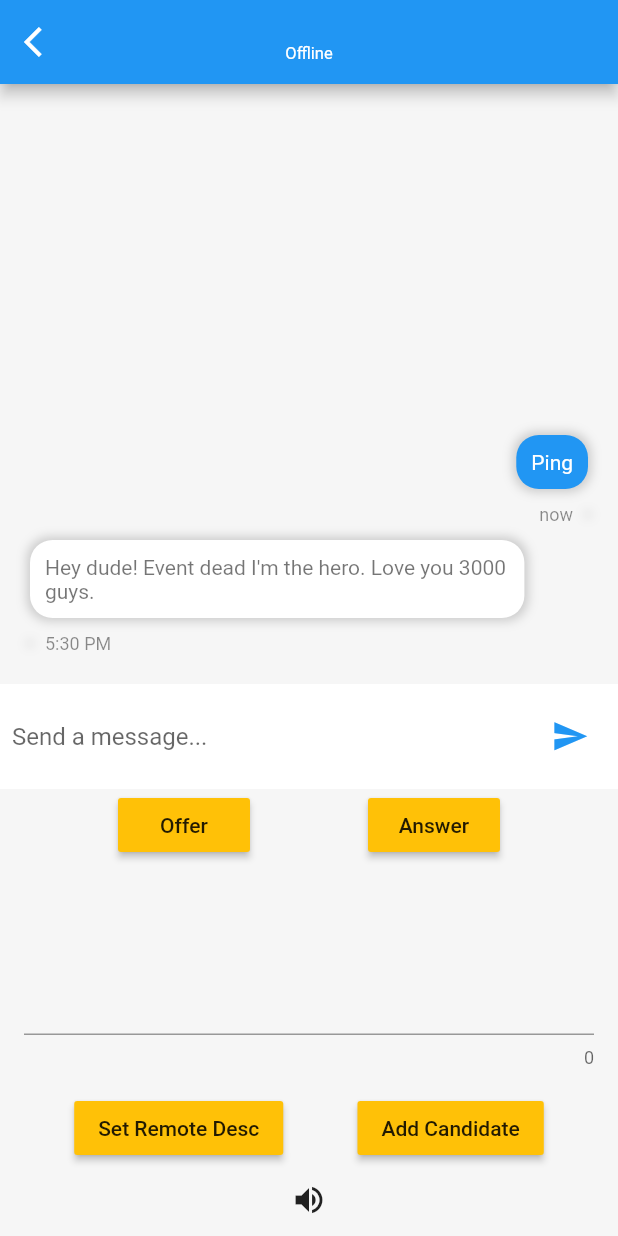
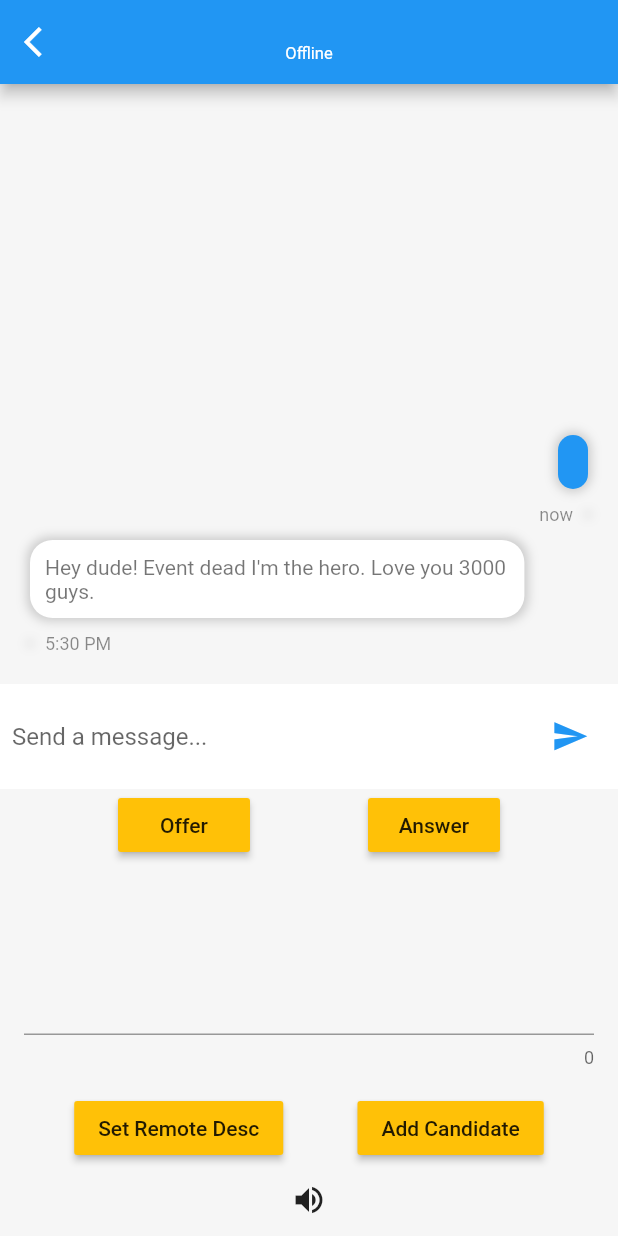
Before and after one commit to PoCInnovation/Peer2Gether, a Flutter app: the ChatScreen screen opened directly with empty values, after a tap on the "send" icon, on a phone screen of 412 x 824 dp. Run offline on Flutter 3.47's test engine with Material 2 defaults, Android fonts, the phone set to English and light mode, and no system bars; missing offline and left inert: flutter_webrtc, sdp_transform.

Commit message:
[ADD] textcontroller for send messages

```diff
--- a/chat_app_p2p/lib/chat_screen.dart
+++ b/chat_app_p2p/lib/chat_screen.dart
@@ -5,8 +5,6 @@ import 'package:sdp_transform/sdp_transform.dart';
 import 'dart:convert';
 import 'package:chat_app_p2p/message_model.dart';
 
-import 'message_model.dart';
-import 'message_model.dart';
 import 'message_model.dart';
 import 'user_model.dart';
 
@@ -343,6 +341,7 @@ class _ChatScreenState extends State<ChatScreen> {
   }
 
   _sendMessageArea() {
+    TextEditingController controller = new TextEditingController();
     return Container(
       padding: EdgeInsets.symmetric(horizontal: 8),
       height: 70,
@@ -351,6 +350,7 @@ class _ChatScreenState extends State<ChatScreen> {
         children: <Widget>[
           Expanded(
             child: TextField(
+              controller: controller,
               decoration: InputDecoration.collapsed(
                 hintText: 'Send a message...',
               ),
@@ -363,7 +363,7 @@ class _ChatScreenState extends State<ChatScreen> {
             color: Theme.of(context).primaryColor,
             onPressed: () {
               Message msg = Message(
-                  text: "Ping",
+                  text: controller.text,
                   sender: currentUser,
                   time: "now",
                   unread: false);
```
